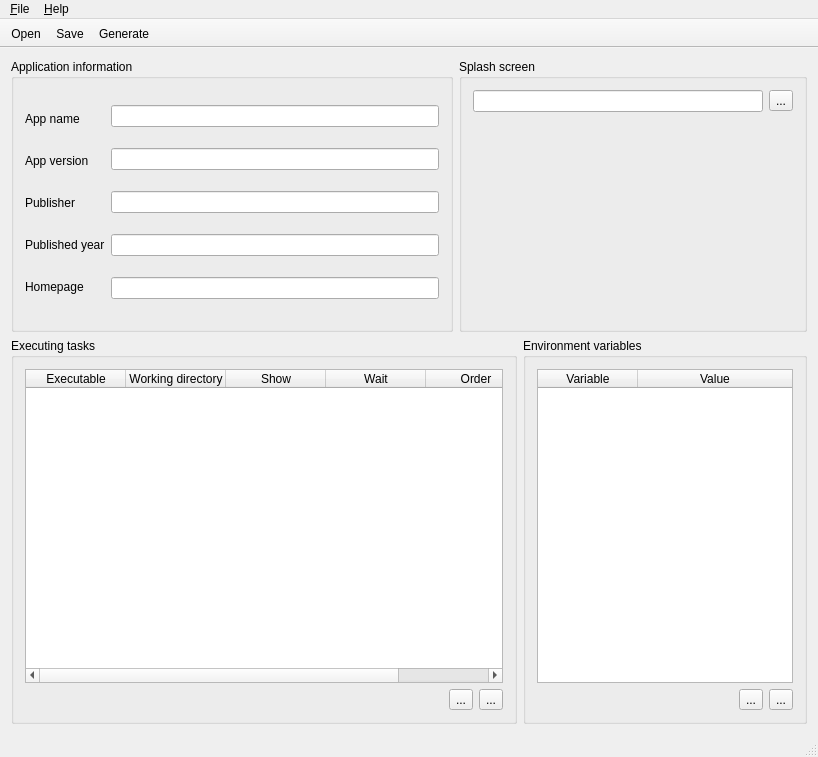
The window that mainwindow.ui (SongPhi/applaunchercreator) describes before a commit, drawn with Qt 5.
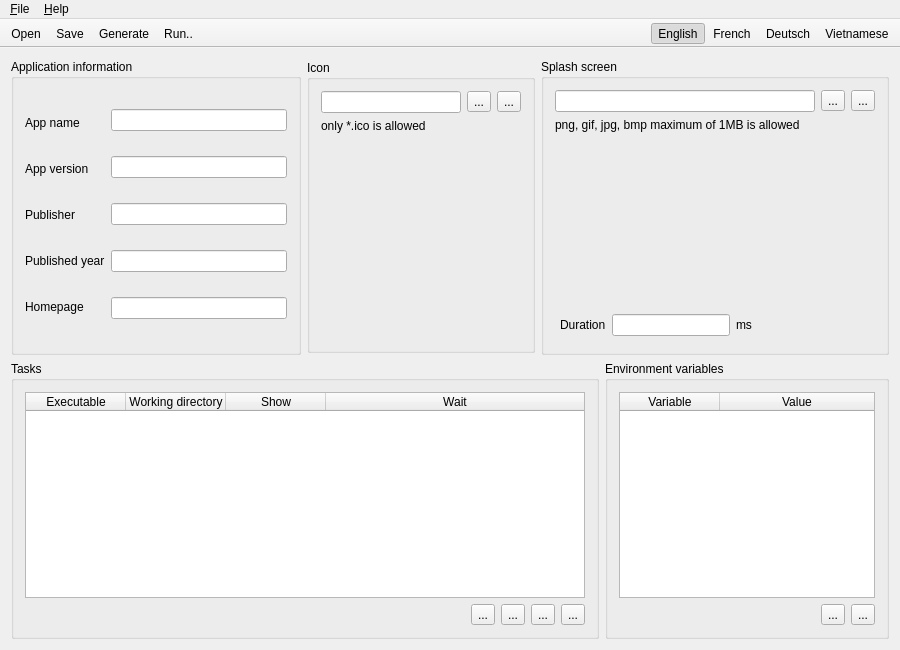
The same window after the commit. Icons and pictures are not drawn.

Commit message: basic functions and icons

What changed in the file:
```diff
--- a/mainwindow.ui
+++ b/mainwindow.ui
@@ -6,10 +6,16 @@
    <rect>
     <x>0</x>
     <y>0</y>
-    <width>818</width>
-    <height>757</height>
+    <width>900</width>
+    <height>650</height>
    </rect>
   </property>
+  <property name="minimumSize">
+   <size>
+    <width>900</width>
+    <height>650</height>
+   </size>
+  </property>
   <property name="windowTitle">
    <string>App Launcher Creator</string>
   </property>
@@ -160,6 +166,94 @@
           </item>
          </layout>
         </item>
+        <item>
+         <widget class="QGroupBox" name="grbIcon">
+          <property name="sizePolicy">
+           <sizepolicy hsizetype="Fixed" vsizetype="Fixed">
+            <horstretch>0</horstretch>
+            <verstretch>0</verstretch>
+           </sizepolicy>
+          </property>
+          <property name="title">
+           <string>Icon</string>
+          </property>
+          <layout class="QVBoxLayout" name="verticalLayout_9">
+           <item>
+            <layout class="QHBoxLayout" name="horizontalLayout_8">
+             <item>
+              <widget class="QLineEdit" name="tbxIconFile">
+               <property name="readOnly">
+                <bool>true</bool>
+               </property>
+              </widget>
+             </item>
+             <item>
+              <widget class="QToolButton" name="toolButton_6">
+               <property name="text">
+                <string>...</string>
+               </property>
+               <property name="icon">
+                <iconset>
+                 <normalon>:/img/folder.png</normalon>
+                </iconset>
+               </property>
+              </widget>
+             </item>
+             <item>
+              <widget class="QToolButton" name="toolButton_7">
+               <property name="text">
+                <string>...</string>
+               </property>
+               <property name="icon">
+                <iconset>
+                 <normalon>:/img/application_xp.png</normalon>
+                </iconset>
+               </property>
+              </widget>
+             </item>
+            </layout>
+           </item>
+           <item>
+            <widget class="QLabel" name="label_7">
+             <property name="text">
+              <string>only *.ico is allowed</string>
+             </property>
+            </widget>
+           </item>
+           <item>
+            <widget class="QLabel" name="lblPreviewIcon">
+             <property name="sizePolicy">
+              <sizepolicy hsizetype="Fixed" vsizetype="Fixed">
+               <horstretch>0</horstretch>
+               <verstretch>0</verstretch>
+              </sizepolicy>
+             </property>
+             <property name="minimumSize">
+              <size>
+               <width>200</width>
+               <height>200</height>
+              </size>
+             </property>
+             <property name="maximumSize">
+              <size>
+               <width>200</width>
+               <height>200</height>
+              </size>
+             </property>
+             <property name="text">
+              <string/>
+             </property>
+             <property name="pixmap">
+              <pixmap resource="res.qrc">:/img/application_xp.png</pixmap>
+             </property>
+             <property name="scaledContents">
+              <bool>true</bool>
+             </property>
+            </widget>
+           </item>
+          </layout>
+         </widget>
+        </item>
         <item>
          <widget class="QGroupBox" name="grbSplash">
           <property name="sizePolicy">
@@ -177,12 +271,24 @@
              <item>
               <layout class="QHBoxLayout" name="horizontalLayout_3">
                <item>
-                <widget class="QLineEdit" name="lineEdit">
+                <widget class="QLineEdit" name="tbxSplashFile">
                  <property name="readOnly">
                   <bool>true</bool>
                  </property>
                 </widget>
                </item>
+               <item>
+                <widget class="QToolButton" name="btnSelectSplash">
+                 <property name="text">
+                  <string>...</string>
+                 </property>
+                 <property name="icon">
+                  <iconset>
+                   <normalon>:/img/folder.png</normalon>
+                  </iconset>
+                 </property>
+                </widget>
+               </item>
                <item>
                 <widget class="QToolButton" name="toolButton">
                  <property name="text">
@@ -192,10 +298,17 @@
                </item>
               </layout>
              </item>
+             <item>
+              <widget class="QLabel" name="label_6">
+               <property name="text">
+                <string>png, gif, jpg, bmp maximum of 1MB is allowed</string>
+               </property>
+              </widget>
+             </item>
              <item>
               <widget class="QLabel" name="lblPreviewSplash">
                <property name="sizePolicy">
-                <sizepolicy hsizetype="Preferred" vsizetype="Expanding">
+                <sizepolicy hsizetype="Fixed" vsizetype="Fixed">
                  <horstretch>0</horstretch>
                  <verstretch>0</verstretch>
                 </sizepolicy>
@@ -203,7 +316,13 @@
                <property name="minimumSize">
                 <size>
                  <width>320</width>
-                 <height>200</height>
+                 <height>165</height>
+                </size>
+               </property>
+               <property name="maximumSize">
+                <size>
+                 <width>320</width>
+                 <height>165</height>
                 </size>
                </property>
                <property name="text">
@@ -214,6 +333,52 @@
                </property>
               </widget>
              </item>
+             <item>
+              <layout class="QHBoxLayout" name="horizontalLayout_9">
+               <property name="leftMargin">
+                <number>5</number>
+               </property>
+               <property name="topMargin">
+                <number>5</number>
+               </property>
+               <property name="rightMargin">
+                <number>5</number>
+               </property>
+               <property name="bottomMargin">
+                <number>5</number>
+               </property>
+               <item>
+                <widget class="QLabel" name="label_8">
+                 <property name="text">
+                  <string>Duration</string>
+                 </property>
+                </widget>
+               </item>
+               <item>
+                <widget class="QLineEdit" name="lineEdit"/>
+               </item>
+               <item>
+                <widget class="QLabel" name="label_9">
+                 <property name="text">
+                  <string>ms</string>
+                 </property>
+                </widget>
+               </item>
+               <item>
+                <spacer name="horizontalSpacer_3">
+                 <property name="orientation">
+                  <enum>Qt::Horizontal</enum>
+                 </property>
+                 <property name="sizeHint" stdset="0">
+                  <size>
+                   <width>40</width>
+                   <height>20</height>
+                  </size>
+                 </property>
+                </spacer>
+               </item>
+              </layout>
+             </item>
             </layout>
            </item>
           </layout>
@@ -232,7 +397,7 @@
            </sizepolicy>
           </property>
           <property name="title">
-           <string>Executing tasks</string>
+           <string>Tasks</string>
           </property>
           <layout class="QVBoxLayout" name="verticalLayout_4">
            <item>
@@ -243,9 +408,15 @@
              <property name="cornerButtonEnabled">
               <bool>false</bool>
              </property>
+             <attribute name="horizontalHeaderVisible">
+              <bool>true</bool>
+             </attribute>
              <attribute name="horizontalHeaderStretchLastSection">
               <bool>true</bool>
              </attribute>
+             <attribute name="verticalHeaderVisible">
+              <bool>false</bool>
+             </attribute>
              <column>
               <property name="text">
                <string>Executable</string>
@@ -266,11 +437,6 @@
                <string>Wait</string>
               </property>
              </column>
-             <column>
-              <property name="text">
-               <string>Order</string>
-              </property>
-             </column>
             </widget>
            </item>
            <item>
@@ -299,6 +465,35 @@
               <widget class="QToolButton" name="toolButton_2">
                <property name="text">
                 <string>...</string>
+               </property>
+               <property name="icon">
+                <iconset>
+                 <normalon>:/img/bullet_arrow_down.png</normalon>
+                </iconset>
+               </property>
+              </widget>
+             </item>
+             <item>
+              <widget class="QToolButton" name="btnTaskAdd">
+               <property name="text">
+                <string>...</string>
+               </property>
+               <property name="icon">
+                <iconset>
+                 <normalon>:/img/add.png</normalon>
+                </iconset>
+               </property>
+              </widget>
+             </item>
+             <item>
+              <widget class="QToolButton" name="btnTaskRemove">
+               <property name="text">
+                <string>...</string>
+               </property>
+               <property name="icon">
+                <iconset>
+                 <normalon>:/img/delete.png</normalon>
+                </iconset>
                </property>
               </widget>
              </item>
@@ -320,10 +515,16 @@
           </property>
           <layout class="QVBoxLayout" name="verticalLayout_5">
            <item>
-            <widget class="QTableWidget" name="tableWidget_2">
+            <widget class="QTableWidget" name="tblEnvVars">
+             <property name="cornerButtonEnabled">
+              <bool>false</bool>
+             </property>
              <attribute name="horizontalHeaderStretchLastSection">
               <bool>true</bool>
              </attribute>
+             <attribute name="verticalHeaderVisible">
+              <bool>false</bool>
+             </attribute>
              <column>
               <property name="text">
                <string>Variable</string>
@@ -381,11 +582,11 @@
     <rect>
      <x>0</x>
      <y>0</y>
-     <width>818</width>
-     <height>20</height>
+     <width>900</width>
+     <height>23</height>
     </rect>
    </property>
-   <widget class="QMenu" name="menuA_pp">
+   <widget class="QMenu" name="menuFile">
     <property name="title">
      <string>&amp;File</string>
     </property>
@@ -396,7 +597,10 @@
     <addaction name="separator"/>
     <addaction name="action_Quit"/>
    </widget>
-   <widget class="QMenu" name="menu_Help">
+   <widget class="QMenu" name="menuHelp">
+    <property name="tearOffEnabled">
+     <bool>false</bool>
+    </property>
     <property name="title">
      <string>&amp;Help</string>
     </property>
@@ -405,8 +609,8 @@
     <addaction name="separator"/>
     <addaction name="actionAbout_Qt"/>
    </widget>
-   <addaction name="menuA_pp"/>
-   <addaction name="menu_Help"/>
+   <addaction name="menuFile"/>
+   <addaction name="menuHelp"/>
   </widget>
   <widget class="QToolBar" name="mainToolBar">
    <property name="movable">
@@ -421,8 +625,32 @@
    <addaction name="action_Open"/>
    <addaction name="action_Save"/>
    <addaction name="action_Generate"/>
+   <addaction name="action_Run"/>
   </widget>
-  <widget class="QStatusBar" name="statusBar"/>
+  <widget class="QToolBar" name="languageToolbar">
+   <property name="windowTitle">
+    <string>Languages toolbar</string>
+   </property>
+   <property name="layoutDirection">
+    <enum>Qt::RightToLeft</enum>
+   </property>
+   <property name="movable">
+    <bool>false</bool>
+   </property>
+   <property name="floatable">
+    <bool>false</bool>
+   </property>
+   <attribute name="toolBarArea">
+    <enum>TopToolBarArea</enum>
+   </attribute>
+   <attribute name="toolBarBreak">
+    <bool>false</bool>
+   </attribute>
+   <addaction name="actionVietnamese"/>
+   <addaction name="actionDeutsch"/>
+   <addaction name="actionFrench"/>
+   <addaction name="actionEnglish"/>
+  </widget>
   <action name="action_Quit">
    <property name="text">
     <string>&amp;Quit</string>
@@ -484,6 +712,70 @@
     <string>F5</string>
    </property>
   </action>
+  <action name="action_Run">
+   <property name="icon">
+    <iconset>
+     <normalon>:/img/resultset_next.png</normalon>
+    </iconset>
+   </property>
+   <property name="text">
+    <string>&amp;Run..</string>
+   </property>
+   <property name="shortcut">
+    <string>F6</string>
+   </property>
+  </action>
+  <action name="actionEnglish">
+   <property name="checkable">
+    <bool>true</bool>
+   </property>
+   <property name="checked">
+    <bool>true</bool>
+   </property>
+   <property name="icon">
+    <iconset resource="res.qrc">
+     <normaloff>:/img/gb.png</normaloff>:/img/gb.png</iconset>
+   </property>
+   <property name="text">
+    <string>English</string>
+   </property>
+  </action>
+  <action name="actionFrench">
+   <property name="checkable">
+    <bool>true</bool>
+   </property>
+   <property name="icon">
+    <iconset resource="res.qrc">
+     <normaloff>:/img/fr.png</normaloff>:/img/fr.png</iconset>
+   </property>
+   <property name="text">
+    <string>French</string>
+   </property>
+  </action>
+  <action name="actionDeutsch">
+   <property name="checkable">
+    <bool>true</bool>
+   </property>
+   <property name="icon">
+    <iconset resource="res.qrc">
+     <normaloff>:/img/de.png</normaloff>:/img/de.png</iconset>
+   </property>
+   <property name="text">
+    <string>Deutsch</string>
+   </property>
+  </action>
+  <action name="actionVietnamese">
+   <property name="checkable">
+    <bool>true</bool>
+   </property>
+   <property name="icon">
+    <iconset resource="res.qrc">
+     <normaloff>:/img/vn.png</normaloff>:/img/vn.png</iconset>
+   </property>
+   <property name="text">
+    <string>Vietnamese</string>
+   </property>
+  </action>
  </widget>
  <layoutdefault spacing="6" margin="11"/>
  <resources/>
```
Left out of the diff: 81 changed lines with no effect on the pictures. The commit also changes 18 other files.
